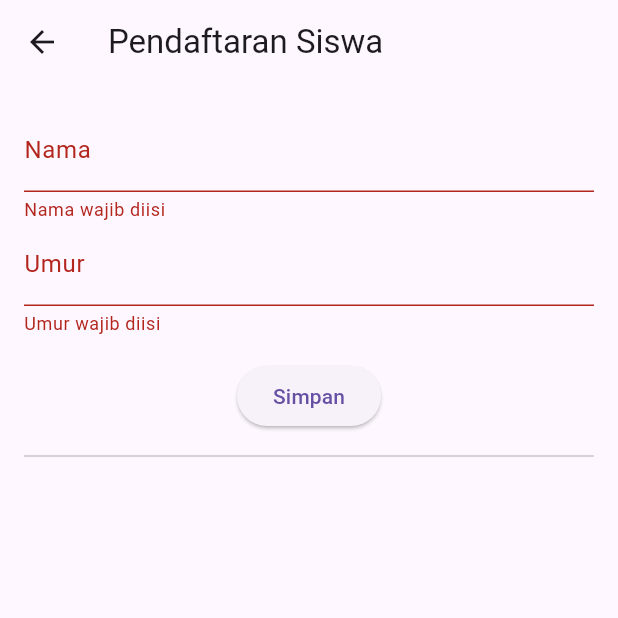
After one commit to masithagaluh27/PPKD-Masitha-Flutter, a Flutter app: the SiswaApp screen opened directly, after a tap on "Simpan", on a phone screen of 412 x 824 dp, the top half of it. The commit adds this screen. Run offline on Flutter 3.47's test engine with Material 3 defaults, Android fonts, the phone set to English and light mode, and no system bars; our stand-ins replace sqflite; accounts and stored records are empty.

Commit message:
studycase

```diff
--- a/ppkd_flutter_masitha/lib/study_case/database/db_helper.dart
+++ b/ppkd_flutter_masitha/lib/study_case/database/db_helper.dart
@@ -1,34 +1,41 @@
 import 'package:path/path.dart';
+import 'package:ppkd_flutter_masitha/study_case/model/siswa_model.dart';
 import 'package:sqflite/sqflite.dart';
 
-class DbHelper {
-  static Future<Database> initDB() async {
+class DBHelper {
+  static Future<Database> db() async {
     final dbpath = await getDatabasesPath();
 
     return openDatabase(
       join(dbpath, 'siswa.db'),
-      onCreate: (db, Version) {
+      onUpgrade: (db, oldVersion, newVersion) {
         return db.execute(
-          'CREATE TABLE siswa(id INTEGER PRIMARY AUTOINCREMENT, name TEXT, umur INTEGER)',
+          'CREATE TABLE siswi(id INTEGER PRIMARY KEY AUTOINCREMENT, nama TEXT, umur INTEGER)',
         );
       },
-      version: 1,
+      onCreate: (db, version) {
+        return db.execute(
+          'CREATE TABLE siswa(id INTEGER PRIMARY KEY AUTOINCREMENT, nama TEXT, umur INTEGER)',
+        );
+      },
+      version: 3,
     );
   }
 
-  // Future<void> insertSiswa({Siswa, siswa}) async {
-  //   final db = await DbHelper.db();
-  //   await db.insert(
-  //     'siswa',
-  //     siswa.toMap(),
-  //     ConflictAlgorithm: ConflictAlgorithm.replace,
-  //   );
-  // }
+  static Future<void> insertSiswa(Siswa siswa) async {
+    final db = await DBHelper.db();
+    await db.insert(
+      'siswi',
+      siswa.toMap(),
+      conflictAlgorithm: ConflictAlgorithm.replace,
+    );
+  }
 
-  // Future<Siswa?> getAllSiswa() async {
-  //   final db = await DbHelper.db();
-  //   final List<Map<String, dynamic>> maps = await db.query('siswa');
+  static Future<List<Siswa>> getAllSiswa() async {
+    final db = await DBHelper.db();
+    final List<Map<String, dynamic>> maps = await db.query('siswi');
 
-  //   return List.generate(growable: maps.length, (i) => Siswa.fromMap(maps[i]));
-  // }
+    return List.generate(maps.length, (i) => Siswa.fromMap(maps[i]));
+    // }
+  }
 }
--- /dev/null
+++ b/ppkd_flutter_masitha/lib/study_case/siswa_app.dart
@@ -0,0 +1,115 @@
+import 'package:flutter/material.dart';
+import 'package:ppkd_flutter_masitha/study_case/database/db_helper.dart';
+import 'package:ppkd_flutter_masitha/study_case/model/siswa_model.dart';
+
+class SiswaApp extends StatefulWidget {
+  const SiswaApp({super.key});
+  static const String id = '/siswa_app';
+
+  @override
+  _SiswaAppState createState() => _SiswaAppState();
+}
+
+class _SiswaAppState extends State<SiswaApp> {
+  final TextEditingController namaController = TextEditingController();
+  final TextEditingController umurController = TextEditingController();
+  final GlobalKey<FormState> _formKey = GlobalKey<FormState>();
+
+  List<Siswa> daftarSiswa = [];
+  final DBHelper dbHelper = DBHelper();
+
+  @override
+  void initState() {
+    super.initState();
+    muatData();
+  }
+
+  Future<void> muatData() async {
+    final data = await DBHelper.getAllSiswa();
+    setState(() {
+      daftarSiswa = data;
+    });
+    print(daftarSiswa);
+  }
+
+  Future<void> simpanData() async {
+    if (_formKey.currentState!.validate()) {
+      final nama = namaController.text;
+      final umur = int.tryParse(umurController.text) ?? 0;
+
+      if (nama.isNotEmpty && umur > 0) {
+        await DBHelper.insertSiswa(Siswa(nama: nama, umur: umur));
+        namaController.clear();
+        umurController.clear();
+        muatData();
+      }
+    }
+  }
+
+  @override
+  void dispose() {
+    namaController.dispose();
+    umurController.dispose();
+    super.dispose();
+  }
+
+  @override
+  Widget build(BuildContext context) {
+    return Scaffold(
+      appBar: AppBar(title: const Text('Pendaftaran Siswa')),
+      body: Padding(
+        padding: const EdgeInsets.all(16.0),
+        child: Form(
+          key: _formKey,
+          child: Column(
+            children: [
+              TextFormField(
+                controller: namaController,
+                decoration: const InputDecoration(labelText: 'Nama'),
+                validator: (value) {
+                  if (value == null || value.isEmpty) {
+                    return 'Nama wajib diisi';
+                  }
+                  return null;
+                },
+              ),
+              TextFormField(
+                controller: umurController,
+                decoration: const InputDecoration(labelText: 'Umur'),
+                keyboardType: TextInputType.number,
+                validator: (value) {
+                  if (value == null || value.isEmpty) {
+                    return 'Umur wajib diisi';
+                  }
+                  if (int.tryParse(value) == null || int.parse(value) <= 0) {
+                    return 'Masukkan umur yang valid';
+                  }
+                  return null;
+                },
+              ),
+              const SizedBox(height: 16),
+              ElevatedButton(
+                onPressed: simpanData,
+                child: const Text('Simpan'),
+              ),
+              const Divider(height: 32),
+              Expanded(
+                child: ListView.builder(
+                  itemCount: daftarSiswa.length,
+                  itemBuilder: (context, index) {
+                    final siswa = daftarSiswa[index];
+                    return ListTile(
+                      leading: CircleAvatar(child: Text('${siswa.id}')),
+                      title: Text(siswa.nama),
+                      subtitle: Text('Umur: ${siswa.umur}'),
+                    );
+                  },
+                ),
+              ),
+            ],
+          ),
+        ),
+      ),
+    );
+  }
+}
```
Also changed, not shown: ppkd_flutter_masitha/lib/meet_16/login_screen_app.dart (+0 -36 lines), ppkd_flutter_masitha/lib/study_case/login_latihan.dart (deleted), ppkd_flutter_masitha/lib/study_case/register_latihan.dart (deleted).
